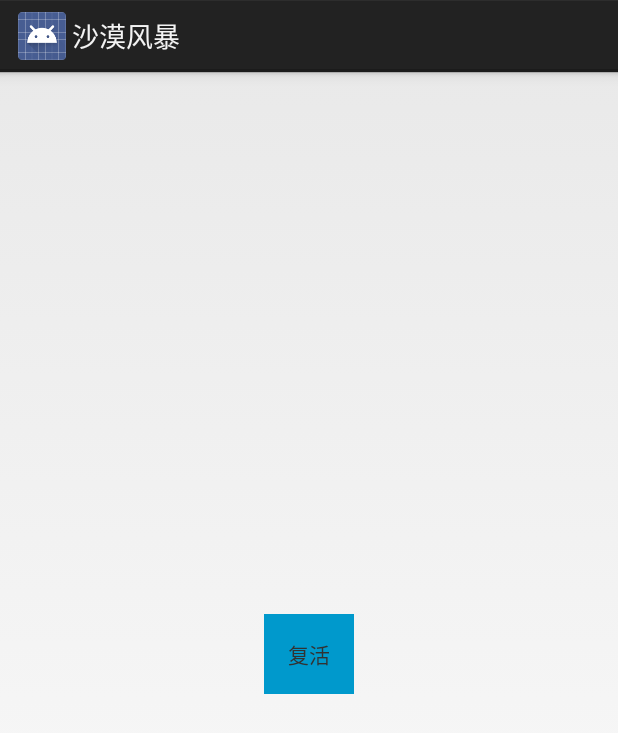
After one commit to sosojustdo/SuperPlane, an Android app: the layout popupwindow_message.xml on its own in the app's theme, with its tools: preview values and no code run, on a phone screen of 412 x 824 dp. The commit adds this screen. Shown: the top 733 px of the screen. Run offline under Robolectric (Android 15) with nearby library versions, the phone set to English and light mode, and no system bars.

Commit message:
复活功能实现

```diff
--- a/app/build.gradle
+++ b/app/build.gradle
@@ -24,4 +24,5 @@ tasks.withType(JavaCompile) {
 
 dependencies {
     compile 'com.android.support:support-v4:18.0.0'
+    implementation 'com.github.razerdp:BasePopup:2.2.1'
 }
--- a/app/src/main/java/com/hurteng/stormplane/constant/GameConstant.java
+++ b/app/src/main/java/com/hurteng/stormplane/constant/GameConstant.java
@@ -9,8 +9,9 @@ package com.hurteng.stormplane.constant;
 public interface GameConstant {
 
 	//初始相关
-	int LIFEAMOUNT = 5;// 初始生命值
+	int LIFEAMOUNT = 2;// 初始生命值
 	int MISSILECOUNT = 5;// 初始导弹数
+	//TODO 修改生命最大值
 	int LIFE_MAXCOUNT = 9;// 生命最大值
 	int MISSILE_MAXCOUNT = 9;// 导弹最大存有量
 	int GAMESPEED = 1;// 游戏初始速度倍率
--- a/app/src/main/java/com/hurteng/stormplane/view/BaseView.java
+++ b/app/src/main/java/com/hurteng/stormplane/view/BaseView.java
@@ -16,6 +16,7 @@ public class BaseView extends SurfaceView implements SurfaceHolder.Callback, Run
     protected float scaley;
     protected float screen_width;
     protected float screen_height;
+    //线程运行标示位
     protected boolean threadFlag;
     protected Paint paint;
     protected Canvas canvas;
--- a/app/src/main/java/com/hurteng/stormplane/view/ReadyView.java
+++ b/app/src/main/java/com/hurteng/stormplane/view/ReadyView.java
@@ -18,7 +18,7 @@ import com.hurteng.stormplane.sounds.GameSoundPool;
  */
 @SuppressLint("ViewConstructor")
 public class ReadyView extends BaseView {
-    private float fly_x;                    // ͼƬ������
+    private float fly_x;
     private float fly_y;
     private float fly_height;
     private float text_x;
--- /dev/null
+++ b/app/src/main/res/layout/popupwindow_message.xml
@@ -0,0 +1,18 @@
+<?xml version="1.0" encoding="utf-8"?>
+<LinearLayout
+    xmlns:android="http://schemas.android.com/apk/res/android"
+    android:layout_width="wrap_content"
+    android:layout_height="wrap_content"
+    android:layout_gravity="center"
+    android:background="@android:color/holo_blue_dark"
+    android:orientation="vertical">
+
+    <TextView
+        android:id="@+id/resurrection"
+        android:layout_width="wrap_content"
+        android:layout_height="wrap_content"
+        android:layout_gravity="center"
+        android:padding="16dp"
+        android:text="复活"/>
+
+</LinearLayout>
```
Also changed, not shown: app/src/main/java/com/hurteng/stormplane/view/EndView.java (+6 -6 lines), app/src/main/java/com/hurteng/stormplane/view/MainView.java (+45 -5 lines).
